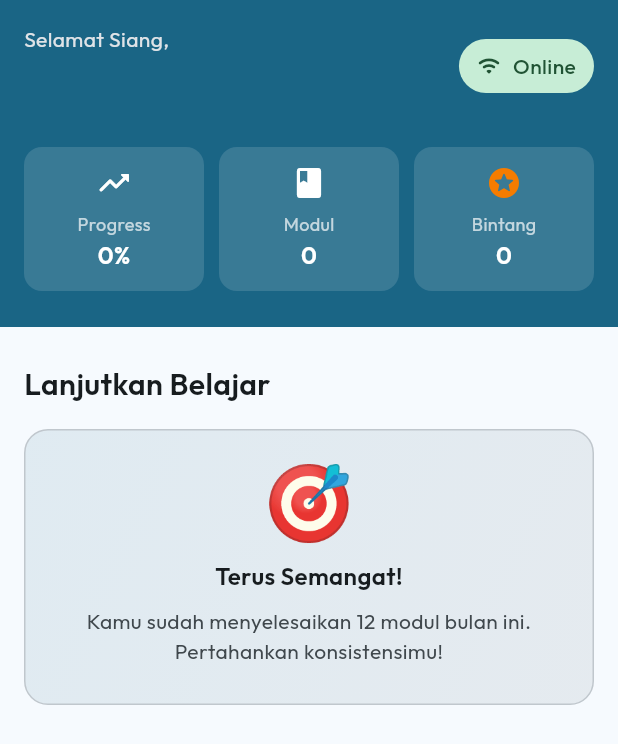
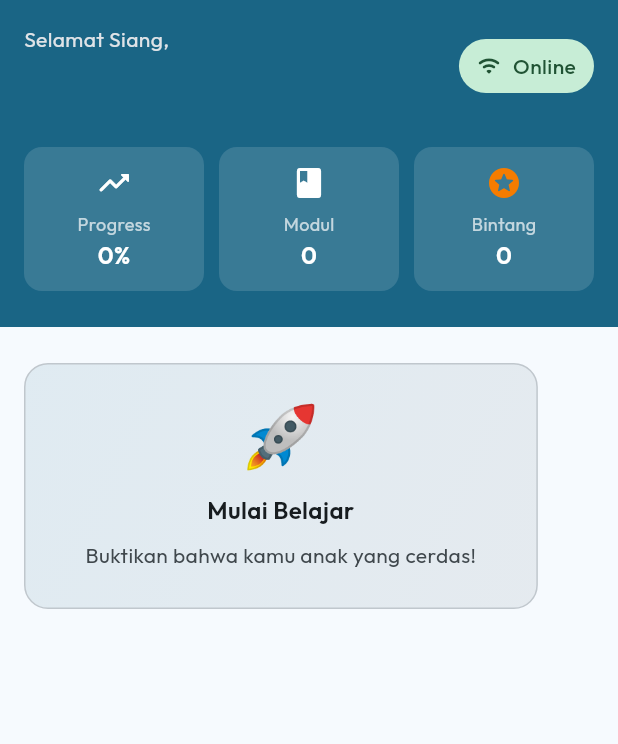
Before and after one commit to JavierGavra/SekolahKita, a Flutter app: the HomePage screen opened directly, on a phone screen of 412 x 824 dp. Shown: the top 744 px of the screen. Run offline on Flutter 3.47's test engine with Material 3 defaults, Android fonts, the phone set to English and light mode, and no system bars; our stand-ins replace bloc, connectivity_plus, equatable, flutter_bloc, flutter_svg, flutter_tts and 4 more; accounts and stored records are empty.

Commit message:
fix: [JG] Greating card

```diff
--- a/lib/features/home/views/pages/home_page.dart
+++ b/lib/features/home/views/pages/home_page.dart
@@ -30,6 +30,7 @@ class HomePage extends StatelessWidget {
             child: Column(
               crossAxisAlignment: CrossAxisAlignment.start,
               children: [
+                if (lastCourse != null) ...[
                   Text(
                     'Lanjutkan Belajar',
                     style: TextStyle(
@@ -38,15 +39,14 @@ class HomePage extends StatelessWidget {
                       fontWeight: FontWeight.w600,
                     ),
                   ),
-                if (lastCourse != null) ...[
                   SizedBox(height: 16),
                   ContinueCourseCard(
                     type: lastCourse,
                     progress: LocalService().getCourseProgress(lastCourse),
                     myStars: 3,
                   ),
+                  SizedBox(height: 16),
                 ],
-                SizedBox(height: 16),
                 GreetingCard(),
               ],
             ),
--- a/lib/features/home/views/widgets/greeting_card.dart
+++ b/lib/features/home/views/widgets/greeting_card.dart
@@ -1,4 +1,5 @@
 import 'package:flutter/material.dart';
+import 'package:sekolah_kita/features/home/services/local_service.dart';
 
 class GreetingCard extends StatelessWidget {
   const GreetingCard({super.key});
@@ -6,6 +7,9 @@ class GreetingCard extends StatelessWidget {
   @override
   Widget build(BuildContext context) {
     final color = Theme.of(context).colorScheme;
+
+    final totalModule = LocalService().getTotalModule();
+
     return Container(
       padding: const EdgeInsets.symmetric(vertical: 25, horizontal: 40),
       decoration: BoxDecoration(
@@ -23,13 +27,13 @@ class GreetingCard extends StatelessWidget {
       child: Column(
         children: [
           Text(
-            "🎯",
+            (totalModule == 0) ? "🚀" : "🎯",
             textAlign: TextAlign.center,
             style: TextStyle(fontSize: 48, height: 1),
           ),
           const SizedBox(height: 12),
           Text(
-            'Terus Semangat!',
+            (totalModule == 0) ? "Mulai Belajar" : 'Terus Semangat!',
             textAlign: TextAlign.center,
             style: TextStyle(
               fontSize: 16,
@@ -39,7 +43,9 @@ class GreetingCard extends StatelessWidget {
           ),
           const SizedBox(height: 8),
           Text(
-            'Kamu sudah menyelesaikan 12 modul bulan ini. Pertahankan konsistensimu!',
+            (totalModule == 0)
+                ? "Buktikan bahwa kamu anak yang cerdas!"
+                : 'Kamu sudah menyelesaikan $totalModule modul. Pertahankan performamu!',
             textAlign: TextAlign.center,
             style: TextStyle(
               color: color.onSurfaceVariant,
```
Lines whose indentation alone changed are shown as unchanged.
